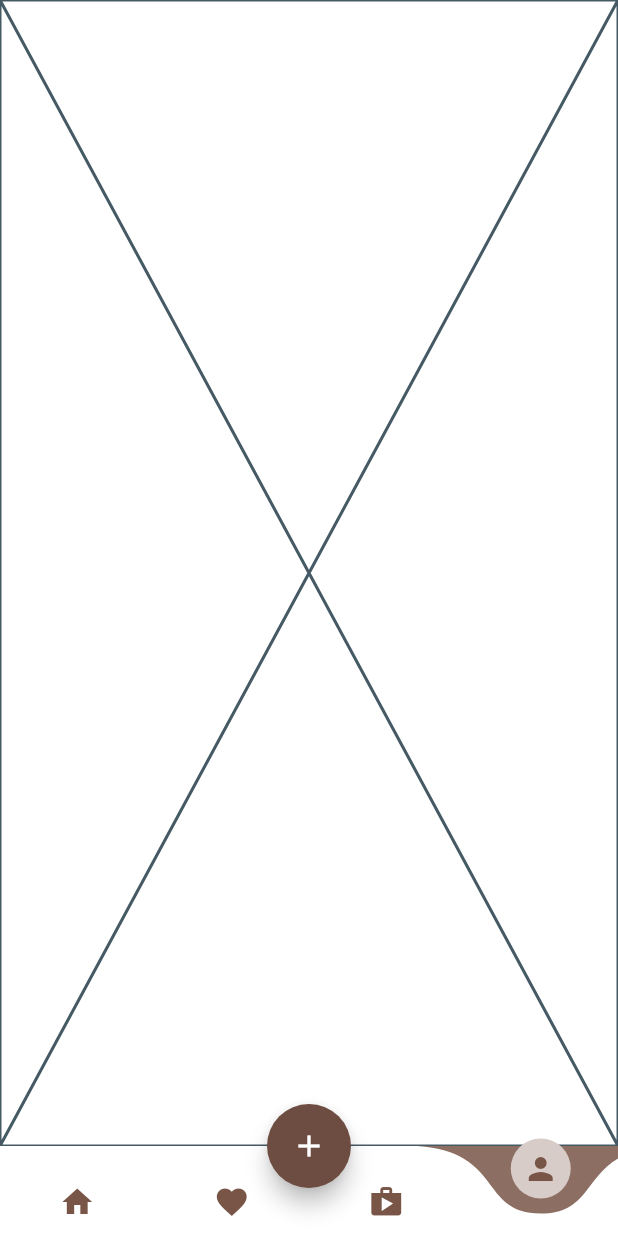
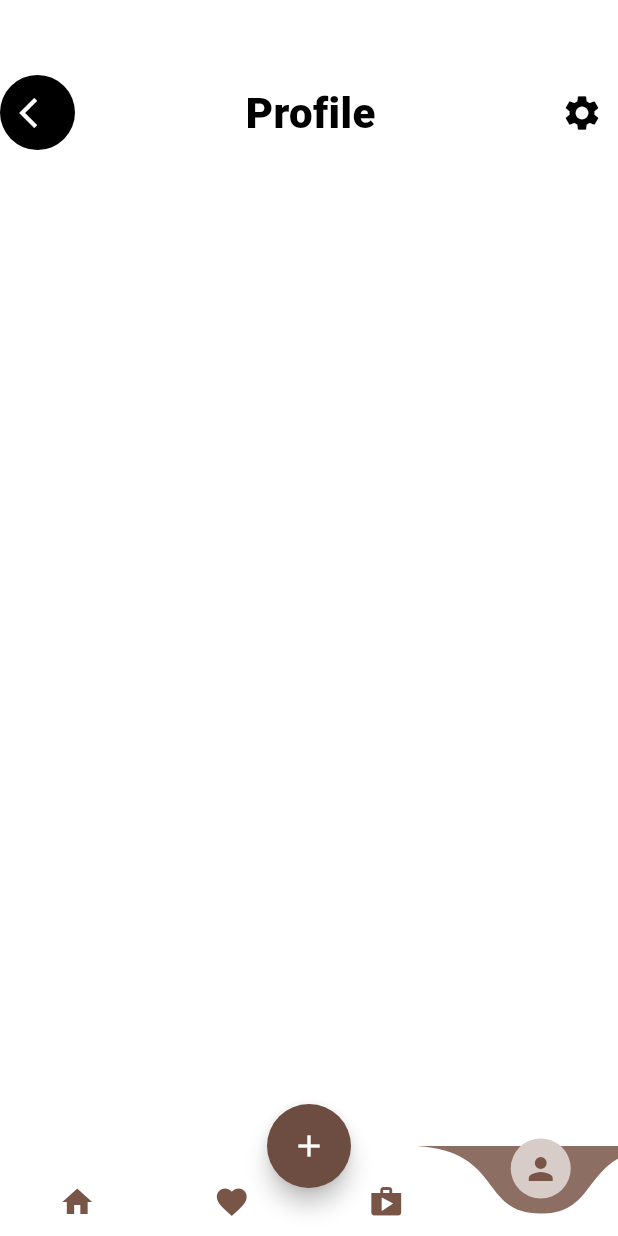
Before and after one commit to aswin11223/Project, a Flutter app: the screen it shows once a user with an empty profile is signed in, item 4 of the bottom bar chosen, on a phone screen of 412 x 824 dp. Run offline on Flutter 3.47's test engine with Material 3 defaults, Android fonts, the phone set to English and light mode, and no system bars; drawn by our look-alikes of curved_navigation_bar; our stand-ins replace cached_network_image, cloud_firestore, firebase_auth, firebase_core, firebase_storage, fluttertoast and 3 more; missing offline and left inert: dart:ffi, razorpay_flutter; accounts and stored records are empty; network calls fail.

Commit message:
start profile page

```diff
--- a/lib/view/screeens/Profile_page.dart
+++ b/lib/view/screeens/Profile_page.dart
@@ -1,11 +1,30 @@
 import 'package:flutter/foundation.dart';
 import 'package:flutter/material.dart';
+import 'package:flutter_application_8/view/componenets/back_arrow.dart';
 
 class Profile extends StatelessWidget {
   const Profile({super.key});
 
   @override
   Widget build(BuildContext context) {
-    return const Placeholder();
+    return Column(
+
+      children: [
+
+
+        SizedBox(height: 50,width: 100,),
+        Row(
+          mainAxisAlignment: MainAxisAlignment.spaceBetween,
+          children: [
+
+            BackArrow(ontapressed: (){}),
+
+            Text("Profile",style: TextStyle(fontWeight: FontWeight.w900,fontSize: 28),),
+
+            IconButton(onPressed: (){}, icon:Icon(Icons.settings,size: 28,))
+          ],
+        )],
+
+    );
   }
 }
```
